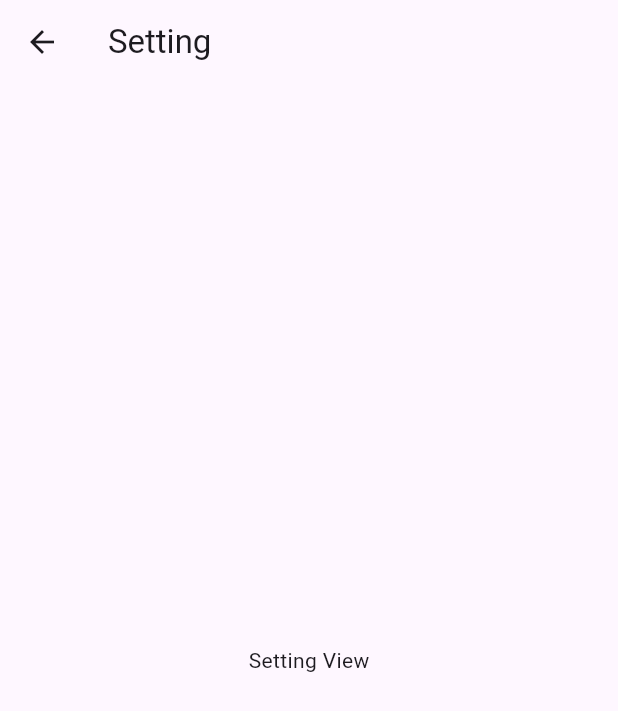
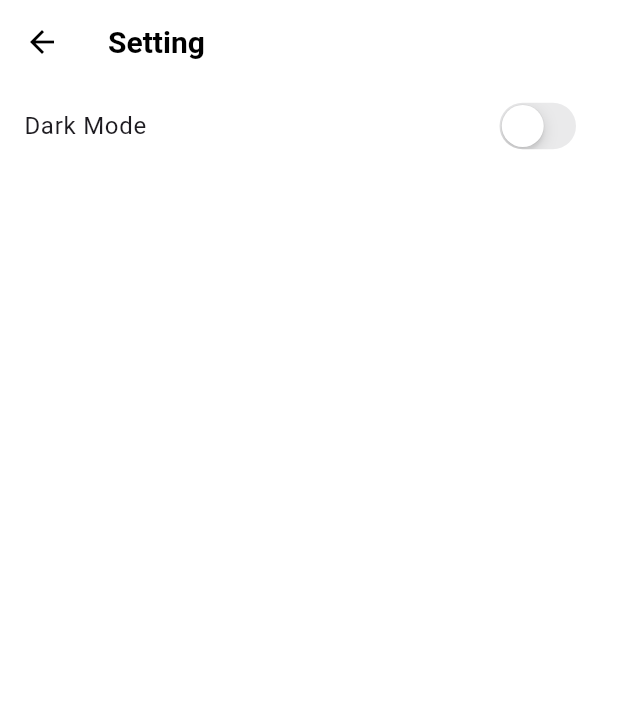
Before and after one commit to sigirace/flutter_project, a Flutter app: the screen it shows after launch, after a tap on an icon or button, on a phone screen of 412 x 824 dp. Shown: the top 711 px of the screen. Run offline on Flutter 3.47's test engine with Material 3 defaults, Android fonts, the phone set to English and light mode, and no system bars; our stand-ins replace flutter_riverpod, flutter_screenutil, font_awesome_flutter, go_router, shared_preferences.

Commit message:
feature: darkmode 적용

```diff
--- /dev/null
+++ b/devtools_options.yaml
@@ -0,0 +1,3 @@
+description: This file stores settings for Dart & Flutter DevTools.
+documentation: https://docs.flutter.dev/tools/devtools/extensions#configure-extension-enablement-states
+extensions:
--- /dev/null
+++ b/lib/features/setting/models/mode_model.dart
@@ -0,0 +1,6 @@
+class ModeModel {
+  bool isDarkMode;
+  ModeModel({
+    required this.isDarkMode,
+  });
+}
--- /dev/null
+++ b/lib/features/setting/repos/setting_repo.dart
@@ -0,0 +1,17 @@
+import 'package:shared_preferences/shared_preferences.dart';
+
+class SettingRepository {
+  static const String _darkModeKey = 'darkMode';
+
+  final SharedPreferences _preferences;
+
+  SettingRepository(this._preferences);
+
+  Future<void> setDarkMode(bool isDarkMode) async {
+    await _preferences.setBool(_darkModeKey, isDarkMode);
+  }
+
+  bool getDarkMode() {
+    return _preferences.getBool(_darkModeKey) ?? false;
+  }
+}
--- /dev/null
+++ b/lib/features/setting/view_models/mode_view_model.dart
@@ -0,0 +1,27 @@
+import 'package:flutter_project/features/setting/models/mode_model.dart';
+import 'package:flutter_project/features/setting/repos/setting_repo.dart';
+import 'package:flutter_riverpod/flutter_riverpod.dart';
+
+class ModeViewModel extends Notifier<ModeModel> {
+  final SettingRepository _settingRepository;
+
+  ModeViewModel(this._settingRepository);
+
+  void setDarkMode(bool isDarkMode) {
+    _settingRepository.setDarkMode(isDarkMode);
+    state = ModeModel(
+      isDarkMode: isDarkMode,
+    );
+  }
+
+  @override
+  ModeModel build() {
+    return ModeModel(
+      isDarkMode: _settingRepository.getDarkMode(),
+    );
+  }
+}
+
+final modeViewModelProvider = NotifierProvider<ModeViewModel, ModeModel>(
+  () => throw UnimplementedError(),
+);
--- a/lib/features/setting/views/setting_view.dart
+++ b/lib/features/setting/views/setting_view.dart
@@ -1,4 +1,5 @@
 import 'package:flutter/material.dart';
+import 'package:flutter_project/features/setting/views/widgets/dark_mode_widget.dart';
 
 class SettingView extends StatelessWidget {
   static const String path = '/setting';
@@ -12,8 +13,10 @@ class SettingView extends StatelessWidget {
       appBar: AppBar(
         title: const Text('Setting'),
       ),
-      body: const Center(
-        child: Text('Setting View'),
+      body: ListView(
+        children: const [
+          DarkModeWidget(),
+        ],
       ),
     );
   }
--- /dev/null
+++ b/lib/features/setting/views/widgets/dark_mode_widget.dart
@@ -0,0 +1,20 @@
+import 'package:flutter/cupertino.dart';
+import 'package:flutter/material.dart';
+import 'package:flutter_project/features/setting/view_models/mode_view_model.dart';
+import 'package:flutter_riverpod/flutter_riverpod.dart';
+
+class DarkModeWidget extends ConsumerWidget {
+  const DarkModeWidget({super.key});
+
+  @override
+  Widget build(BuildContext context, WidgetRef ref) {
+    return ListTile(
+      title: const Text('Dark Mode'),
+      trailing: CupertinoSwitch(
+        value: ref.watch(modeViewModelProvider).isDarkMode,
+        onChanged: (value) =>
+            ref.read(modeViewModelProvider.notifier).setDarkMode(value),
+      ),
+    );
+  }
+}
--- a/lib/main.dart
+++ b/lib/main.dart
@@ -1,21 +1,32 @@
 import 'package:flutter/material.dart';
-import 'package:flutter_project/features/feature/views/feature_screen.dart';
+import 'package:flutter_project/constants/fontsize.dart';
+import 'package:flutter_project/constants/sizes.dart';
+import 'package:flutter_project/features/setting/repos/setting_repo.dart';
+import 'package:flutter_project/features/setting/view_models/mode_view_model.dart';
 import 'package:flutter_project/router.dart';
 import 'package:flutter_riverpod/flutter_riverpod.dart';
 import 'package:flutter_screenutil/flutter_screenutil.dart';
+import 'package:shared_preferences/shared_preferences.dart';
 
-void main() {
+void main() async {
+  WidgetsFlutterBinding.ensureInitialized();
+  final preference = await SharedPreferences.getInstance();
+  final repository = SettingRepository(preference);
+
   runApp(
-    const ProviderScope(
-      child: App(),
+    ProviderScope(
+      overrides: [
+        modeViewModelProvider.overrideWith(
+          () => ModeViewModel(repository),
+        ),
+      ],
+      child: const App(),
     ),
   );
 }
 
 class App extends ConsumerWidget {
   const App({super.key});
-
-  // This widget is the root of your application.
   @override
   Widget build(BuildContext context, WidgetRef ref) {
     return ScreenUtilInit(
@@ -24,8 +35,102 @@ class App extends ConsumerWidget {
       builder: (context, child) {
         return MaterialApp.router(
           title: 'Flutter Project',
+          themeMode: ref.watch(modeViewModelProvider).isDarkMode
+              ? ThemeMode.dark
+              : ThemeMode.light,
           theme: ThemeData(
-            colorScheme: ColorScheme.fromSeed(seedColor: Colors.deepPurple),
+            brightness: Brightness.light,
+            scaffoldBackgroundColor: Colors.white,
+            appBarTheme: const AppBarTheme(
+              surfaceTintColor: Colors.white,
+              backgroundColor: Colors.white,
+              foregroundColor: Colors.black,
+              elevation: 0,
+              titleTextStyle: TextStyle(
+                fontWeight: FontWeight.bold,
+                fontSize: Sizes.size20,
+                color: Colors.black,
+              ),
+            ),
+            bottomSheetTheme: const BottomSheetThemeData(
+              backgroundColor: Colors.white,
+            ),
+            bottomAppBarTheme: const BottomAppBarTheme(
+              elevation: 0,
+              color: Colors.white,
+            ),
+            inputDecorationTheme: InputDecorationTheme(
+              labelStyle: TextStyle(
+                color: Colors.black54,
+                fontSize: FontSize.fs16,
+              ),
+              floatingLabelStyle: TextStyle(
+                color: Colors.black,
+                fontSize: FontSize.fs20,
+              ),
+              enabledBorder: UnderlineInputBorder(
+                borderSide: BorderSide(
+                  color: Colors.grey.shade400,
+                ),
+              ),
+              focusedBorder: UnderlineInputBorder(
+                borderSide: BorderSide(
+                  color: Colors.grey.shade400,
+                ),
+              ),
+            ),
+            textSelectionTheme: const TextSelectionThemeData(
+              cursorColor: Color(0xFF4E98E9),
+            ),
+            primaryColor: const Color(0xFF4E98E9),
+            useMaterial3: true,
+          ),
+          darkTheme: ThemeData(
+            brightness: Brightness.dark,
+            scaffoldBackgroundColor: Colors.black,
+            appBarTheme: AppBarTheme(
+              surfaceTintColor: Colors.black,
+              backgroundColor: Colors.black,
+              foregroundColor: Colors.grey.shade400,
+              elevation: 0,
+              titleTextStyle: TextStyle(
+                fontWeight: FontWeight.bold,
+                fontSize: Sizes.size20,
+                color: Colors.grey.shade400,
+              ),
+            ),
+            bottomSheetTheme: const BottomSheetThemeData(
+              backgroundColor: Colors.black,
+            ),
+            bottomAppBarTheme: const BottomAppBarTheme(
+              elevation: 0,
+              color: Colors.black,
+            ),
+            inputDecorationTheme: InputDecorationTheme(
+              labelStyle: TextStyle(
+                color: Colors.black54,
+                fontSize: FontSize.fs16,
+              ),
+              floatingLabelStyle: TextStyle(
+                color: Colors.black,
+                fontSize: FontSize.fs20,
+              ),
+              enabledBorder: UnderlineInputBorder(
+                borderSide: BorderSide(
+                  color: Colors.grey.shade400,
+                ),
+              ),
+              focusedBorder: UnderlineInputBorder(
+                borderSide: BorderSide(
+                  color: Colors.grey.shade400,
+                ),
+              ),
+            ),
+            textSelectionTheme: const TextSelectionThemeData(
+              cursorColor: Color(0xFF4E98E9),
+            ),
+            primaryColor: const Color(0xFF4E98E9),
+            useMaterial3: true,
           ),
           routerConfig: ref.watch(routerProvider),
         );
--- a/lib/utils/mode.dart
+++ b/lib/utils/mode.dart
@@ -0,0 +1,6 @@
+import 'package:flutter/material.dart';
+
+bool isDarkMode(BuildContext context) {
+  final brightness = MediaQuery.platformBrightnessOf(context);
+  return brightness == Brightness.dark;
+}
--- a/pubspec.yaml
+++ b/pubspec.yaml
@@ -40,6 +40,7 @@ dependencies:
   flutter_riverpod: ^2.1.3
   riverpod: ^2.1.3
   font_awesome_flutter: 10.3.0
+  shared_preferences: ^2.5.2
 
 dev_dependencies:
   flutter_test:
```
Also changed, not shown: pubspec.lock, 10 other files.
